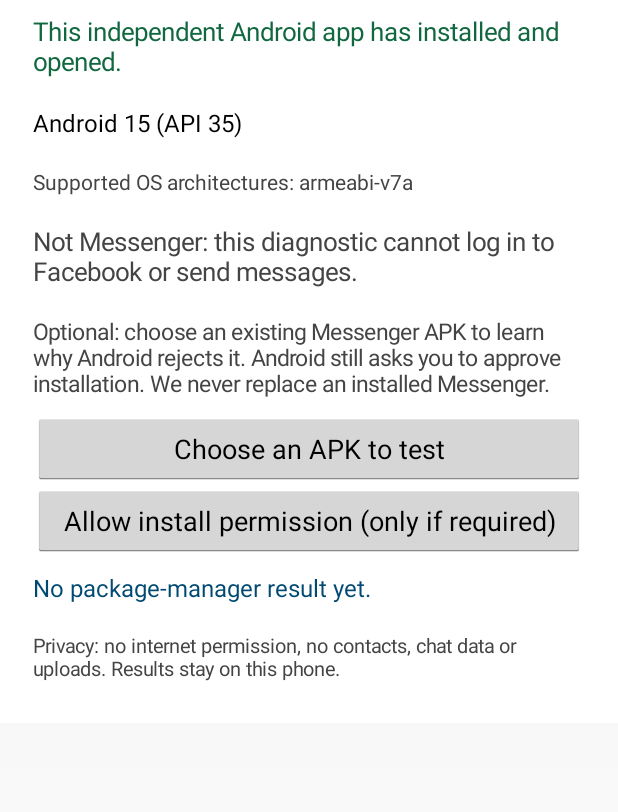
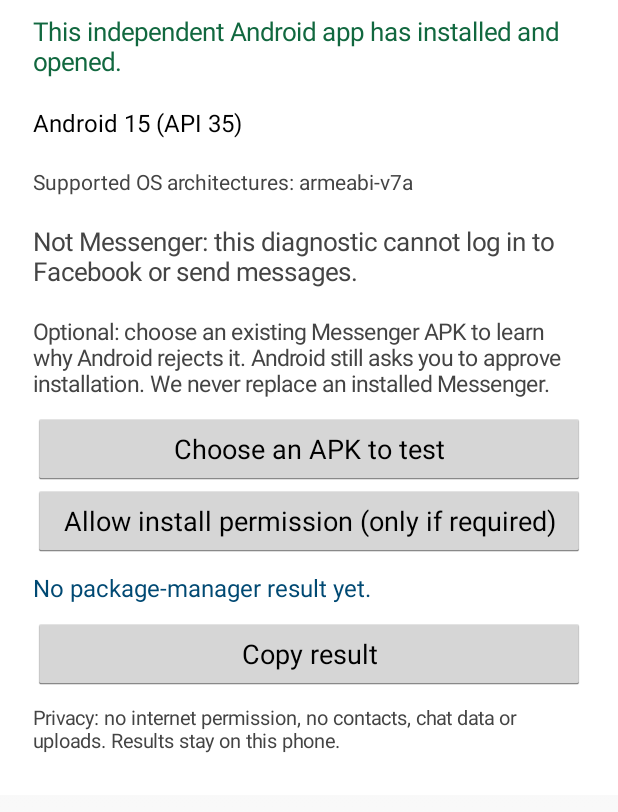
Before and after one commit to BlazeDevStudio/Revibe, an Android app: the screen it shows after launch (MainActivity), on a phone screen of 412 x 824 dp, the part 106-918 px from its top. Run offline under Robolectric (Android 15) with nearby library versions, the phone set to English and light mode, and no system bars.

Commit message:
feat(revibe): isolate Stage20 install-check package and add privacy-safe copy result

```diff
--- a/Messenger/install-probe/app/src/main/java/org/revibe/installprobe/MainActivity.java
+++ b/Messenger/install-probe/app/src/main/java/org/revibe/installprobe/MainActivity.java
@@ -3,6 +3,9 @@ package org.revibe.installprobe;
 import android.app.Activity;
 import android.content.ActivityNotFoundException;
 import android.content.Intent;
+import android.content.ClipData;
+import android.content.ClipboardManager;
+import android.content.Context;
 import android.content.pm.PackageInfo;
 import android.content.pm.PackageManager;
 import android.graphics.Color;
@@ -15,6 +18,7 @@ import android.widget.Button;
 import android.widget.LinearLayout;
 import android.widget.ScrollView;
 import android.widget.TextView;
+import android.widget.Toast;
 import java.io.File;
 import java.io.FileOutputStream;
 import java.io.InputStream;
@@ -84,6 +88,21 @@ public final class MainActivity extends Activity {
         }
         status = text(InstallerState.lastResult(this), 16, Color.rgb(0, 73, 115));
         column.addView(status);
+        Button copyResult = new Button(this);
+        copyResult.setText("Copy result");
+        copyResult.setOnClickListener(new View.OnClickListener() {
+            @Override public void onClick(View view) {
+                // Copy only the category we store, never a URI, device ID or raw log.
+                ClipboardManager clipboard =
+                    (ClipboardManager) getSystemService(Context.CLIPBOARD_SERVICE);
+                if (clipboard == null) return;
+                clipboard.setPrimaryClip(ClipData.newPlainText(
+                    "Revibe install result", InstallerState.lastResult(MainActivity.this)));
+                Toast.makeText(MainActivity.this,
+                    "Error category copied", Toast.LENGTH_SHORT).show();
+            }
+        });
+        column.addView(copyResult);
         column.addView(text("Privacy: no internet permission, no contacts, chat data or uploads. Results stay on this phone.", 13, Color.DKGRAY));
         scroll.addView(column);
         setContentView(scroll);
```
